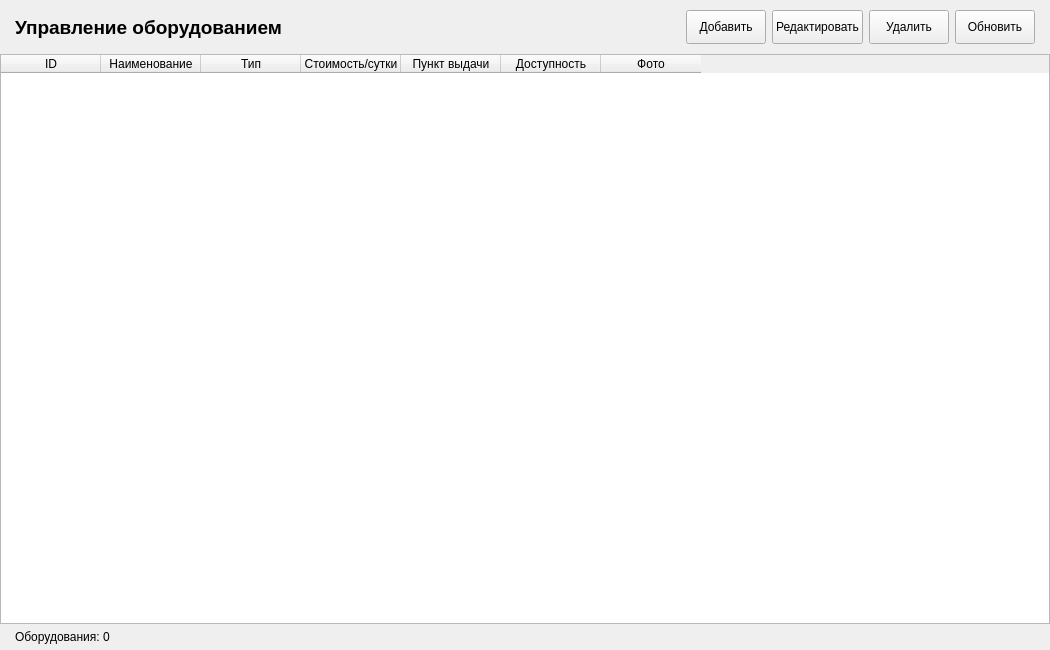
First picture: the form in variant3/ui/admin.ui, repository Leevandr/9feb, before the edit.
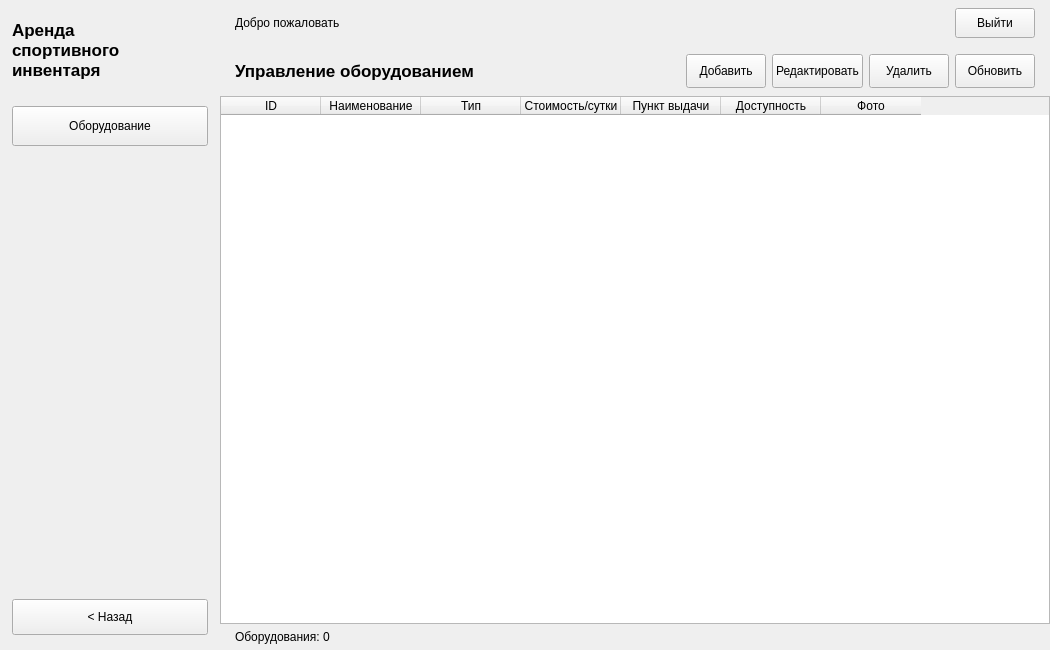
Second picture: the form after the edit.

```diff
--- a/variant3/ui/admin.ui
+++ b/variant3/ui/admin.ui
@@ -8,29 +8,118 @@
   <property name="windowTitle">
    <string>Аренда инвентаря - Панель администратора</string>
   </property>
-  <layout class="QVBoxLayout" name="verticalLayout">
+  <layout class="QHBoxLayout" name="mainLayout">
    <property name="spacing"><number>0</number></property>
    <property name="leftMargin"><number>0</number></property>
    <property name="topMargin"><number>0</number></property>
    <property name="rightMargin"><number>0</number></property>
    <property name="bottomMargin"><number>0</number></property>
    <item>
-    <widget class="QWidget" name="top_panel">
-     <layout class="QHBoxLayout" name="top_layout">
+    <widget class="QWidget" name="sidebar">
+     <property name="minimumSize"><size><width>220</width><height>0</height></size></property>
+     <property name="maximumSize"><size><width>220</width><height>16777215</height></size></property>
+     <layout class="QVBoxLayout" name="sidebar_layout">
+      <property name="leftMargin"><number>12</number></property>
+      <property name="topMargin"><number>20</number></property>
+      <property name="rightMargin"><number>12</number></property>
+      <property name="bottomMargin"><number>15</number></property>
+      <item>
+       <widget class="QLabel" name="app_title">
+        <property name="text"><string>Аренда
+спортивного
+инвентаря</string></property>
+        <property name="font">
+         <font><pointsize>13</pointsize><bold>true</bold></font>
+        </property>
+        <property name="wordWrap"><bool>true</bool></property>
+       </widget>
+      </item>
+      <item>
+       <spacer name="title_spacer">
+        <property name="orientation"><enum>Qt::Vertical</enum></property>
+        <property name="sizeType"><enum>QSizePolicy::Fixed</enum></property>
+        <property name="sizeHint" stdset="0">
+         <size><width>20</width><height>20</height></size>
+        </property>
+       </spacer>
+      </item>
+      <item>
+       <widget class="QPushButton" name="nav_equipment_btn">
+        <property name="text"><string>Оборудование</string></property>
+        <property name="minimumSize"><size><width>0</width><height>40</height></size></property>
+       </widget>
+      </item>
+      <item>
+       <spacer name="sidebar_spacer">
+        <property name="orientation"><enum>Qt::Vertical</enum></property>
+        <property name="sizeHint" stdset="0">
+         <size><width>20</width><height>40</height></size>
+        </property>
+       </spacer>
+      </item>
+      <item>
+       <widget class="QPushButton" name="back_btn">
+        <property name="text"><string>&lt; Назад</string></property>
+        <property name="minimumSize"><size><width>0</width><height>36</height></size></property>
+       </widget>
+      </item>
+     </layout>
+    </widget>
+   </item>
+   <item>
+    <widget class="QWidget" name="content_area">
+     <layout class="QVBoxLayout" name="content_layout">
+      <property name="spacing"><number>0</number></property>
+      <property name="leftMargin"><number>0</number></property>
+      <property name="topMargin"><number>0</number></property>
+      <property name="rightMargin"><number>0</number></property>
+      <property name="bottomMargin"><number>0</number></property>
+      <item>
+       <widget class="QWidget" name="header_panel">
+        <layout class="QHBoxLayout" name="header_layout">
       <property name="leftMargin"><number>15</number></property>
-      <property name="topMargin"><number>10</number></property>
+         <property name="topMargin"><number>8</number></property>
       <property name="rightMargin"><number>15</number></property>
-      <property name="bottomMargin"><number>10</number></property>
+         <property name="bottomMargin"><number>8</number></property>
       <item>
-       <widget class="QLabel" name="header_label">
+          <widget class="QLabel" name="welcome_label">
+           <property name="text"><string>Добро пожаловать</string></property>
+          </widget>
+         </item>
+         <item>
+          <spacer name="header_spacer">
+           <property name="orientation"><enum>Qt::Horizontal</enum></property>
+           <property name="sizeHint" stdset="0">
+            <size><width>40</width><height>20</height></size>
+           </property>
+          </spacer>
+         </item>
+         <item>
+          <widget class="QPushButton" name="logout_btn">
+           <property name="text"><string>Выйти</string></property>
+           <property name="minimumSize"><size><width>0</width><height>30</height></size></property>
+          </widget>
+         </item>
+        </layout>
+       </widget>
+      </item>
+      <item>
+       <widget class="QWidget" name="toolbar_panel">
+        <layout class="QHBoxLayout" name="toolbar_layout">
+         <property name="leftMargin"><number>15</number></property>
+         <property name="topMargin"><number>8</number></property>
+         <property name="rightMargin"><number>15</number></property>
+         <property name="bottomMargin"><number>8</number></property>
+         <item>
+          <widget class="QLabel" name="manage_header">
         <property name="text"><string>Управление оборудованием</string></property>
         <property name="font">
-         <font><pointsize>14</pointsize><bold>true</bold></font>
+            <font><pointsize>13</pointsize><bold>true</bold></font>
         </property>
        </widget>
       </item>
       <item>
-       <spacer name="top_spacer">
+          <spacer name="toolbar_spacer">
         <property name="orientation"><enum>Qt::Horizontal</enum></property>
         <property name="sizeHint" stdset="0">
          <size><width>40</width><height>20</height></size>
@@ -88,6 +177,9 @@
       <item>
        <widget class="QLabel" name="count_label">
         <property name="text"><string>Оборудования: 0</string></property>
+          </widget>
+         </item>
+        </layout>
        </widget>
       </item>
      </layout>
```
Lines whose indentation alone changed are shown as unchanged.
